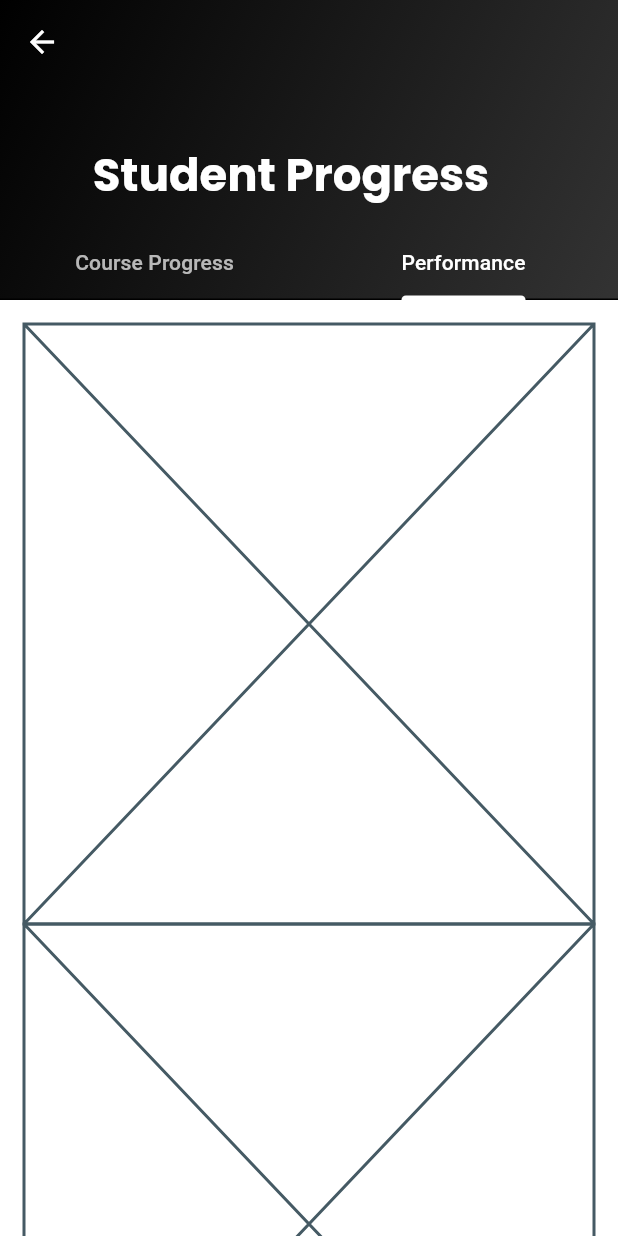
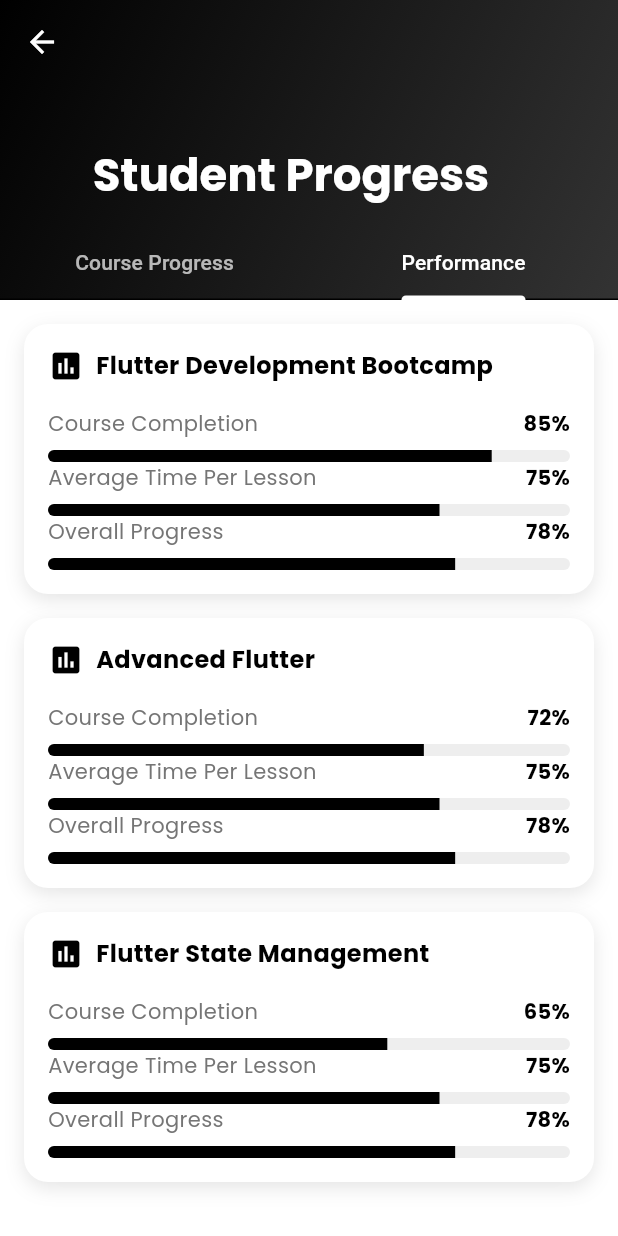
Before and after one commit to VaradSinghal/e_learning_app, a Flutter app: the StudentProgressScreen screen opened by its route, tab 2 chosen, on a phone screen of 412 x 824 dp. Run offline on Flutter 3.47's test engine with Material 3 defaults, Android fonts, the phone set to English and light mode, and no system bars; our stand-ins replace bloc, cached_network_image, chewie, cloud_firestore, equatable, firebase_auth and 9 more; accounts and stored records are empty.

Commit message:
studentprogress-screen

```diff
--- a/lib/views/teacher/student_progress/student_progress_screen.dart
+++ b/lib/views/teacher/student_progress/student_progress_screen.dart
@@ -44,7 +44,12 @@ class StudentProgressScreen extends StatelessWidget {
         final completionRate =
             engagement.courseCompletionRates[courseName] ?? 0.0;
 
-        return PerformanceCard();
+        return PerformanceCard(
+          courseName: courseName,
+          completionRate: completionRate,
+          averageTimePerLesson: engagement.averageTimePerLesson,
+          averageCompletionRate: engagement.averageCompletionRate,
+        );
       },
     );
   }
--- a/lib/views/teacher/student_progress/widgets/performance_card.dart
+++ b/lib/views/teacher/student_progress/widgets/performance_card.dart
@@ -1,10 +1,117 @@
+import 'package:e_learning_app/core/theme/app_colors.dart';
 import 'package:flutter/material.dart';
 
 class PerformanceCard extends StatelessWidget {
-  const PerformanceCard({super.key});
+  final String courseName;
+  final double completionRate;
+  final int averageTimePerLesson;
+  final double averageCompletionRate;
+
+  const PerformanceCard({
+    super.key,
+    required this.courseName,
+    required this.completionRate,
+    required this.averageTimePerLesson,
+    required this.averageCompletionRate,
+  });
 
   @override
   Widget build(BuildContext context) {
-    return const Placeholder();
+    return Container(
+      margin: const EdgeInsets.only(bottom: 16),
+      decoration: BoxDecoration(
+        color: Colors.white,
+        borderRadius: BorderRadius.circular(16),
+        boxShadow: [
+          BoxShadow(
+            color: AppColors.primary.withOpacity(0.1),
+            blurRadius: 10,
+            offset: const Offset(0, 4),
+          ),
+        ],
+      ),
+      child: Material(
+        color: Colors.transparent,
+        borderRadius: BorderRadius.circular(16),
+        child: InkWell(
+          borderRadius: BorderRadius.circular(16),
+          onTap: () {},
+          child: Padding(
+            padding: const EdgeInsets.all(16),
+            child: Column(
+              crossAxisAlignment: CrossAxisAlignment.start,
+              children: [
+                Row(
+                  children: [
+                    const Icon(Icons.assessment, color: AppColors.primary),
+                    const SizedBox(width: 8),
+                    Expanded(
+                      child: Text(
+                        courseName,
+                        style: TextStyle(
+                          fontWeight: FontWeight.bold,
+                          fontSize: 16,
+                        ),
+                      ),
+                    ),
+                  ],
+                ),
+                const SizedBox(height: 16),
+                _buildPerformanceMetric(
+                  'Course Completion',
+                  completionRate,
+                ),
+                 _buildPerformanceMetric(
+                  'Average Time Per Lesson',
+                  averageTimePerLesson /60,
+                ),
+                 _buildPerformanceMetric(
+                  'Overall Progress',
+                  averageCompletionRate,
+                ),
+              ],
+            ),
+          ),
+        ),
+      ),
+    );
+  }
+
+  Widget _buildPerformanceMetric(String label, double value) {
+    return Column(
+      crossAxisAlignment: CrossAxisAlignment.start,
+      children: [
+        Row(
+          mainAxisAlignment: MainAxisAlignment.spaceBetween,
+          children: [
+            Text(
+              label,
+              style: TextStyle(
+                color: Colors.grey[600],
+              ),
+            ),
+            Text(
+              '${(value *100).toInt()}%',
+              style: const TextStyle(
+                fontWeight: FontWeight.bold,
+                color: AppColors.primary
+              ),
+            )
+          ],
+        ),
+        const SizedBox(height: 8),
+        ClipRRect(
+          borderRadius: BorderRadius.circular(4),
+          child: LinearProgressIndicator(
+            value: value,
+            backgroundColor: Colors.grey[200],
+            valueColor: const AlwaysStoppedAnimation<Color>(
+              AppColors.primary,
+            ),
+            minHeight: 8,
+          ),
+        )
+      ],
+    );
   }
 }
```
